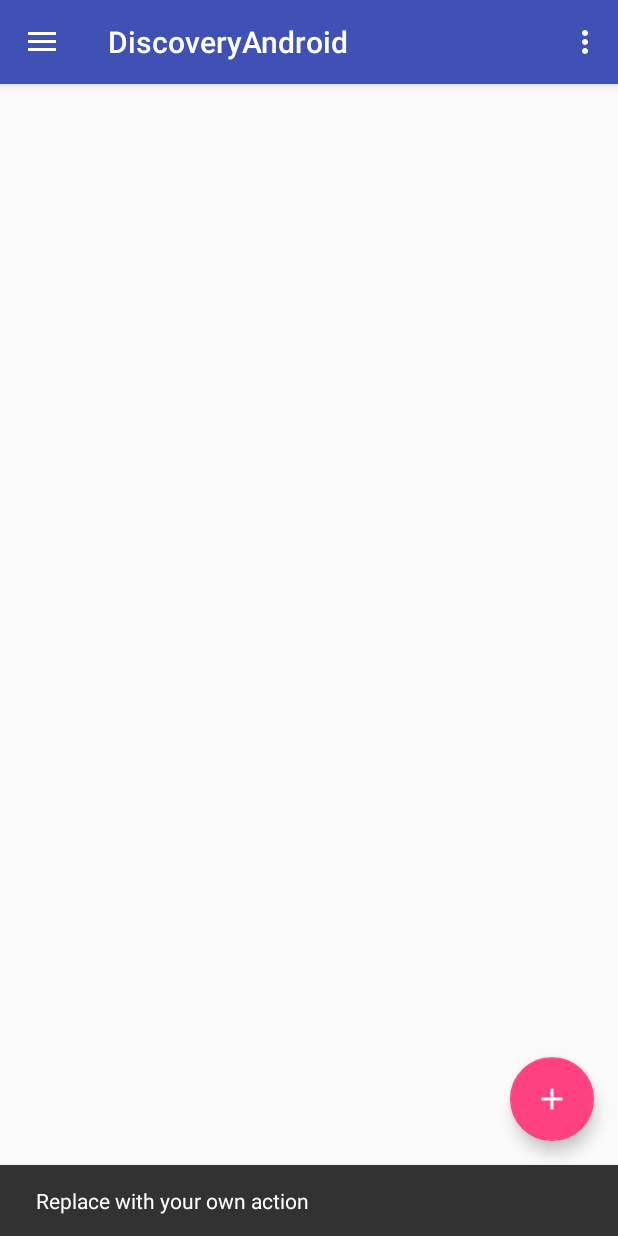
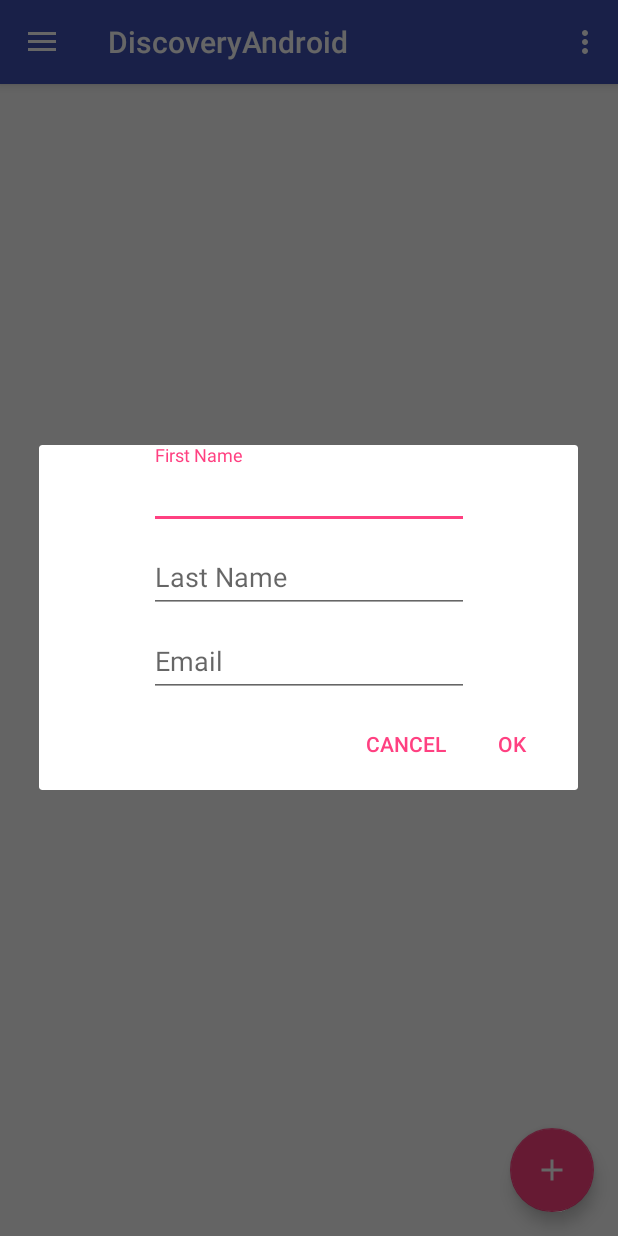
Before and after one commit to gubarbohdan/DiscoveryAndroid, an Android app: the screen it shows after launch (MainActivity), after a tap on an icon or button, on a phone screen of 412 x 824 dp. Run offline under Robolectric (Android 15) with nearby library versions, the phone set to English and light mode, and no system bars; our stand-ins replace Dagger/Hilt's generated code, Room's generated code, RxJava; network calls fail.

Commit message:
Create client

```diff
--- a/app/src/main/java/com/example/gubar/discoveryandroid/client/ClientFragment.kt
+++ b/app/src/main/java/com/example/gubar/discoveryandroid/client/ClientFragment.kt
@@ -154,10 +154,12 @@ class ClientFragment : Fragment() {
          * @return A new instance of fragment ClientFragment.
          */
         // TODO: Rename and change types and number of parameters
-        fun newInstance(clientId: Long): ClientFragment {
+        fun newInstance(clientId: Long?): ClientFragment {
             val fragment = ClientFragment()
             val args = Bundle()
-            args.putLong(CLIENT_ID, clientId)
+            if (clientId != null) {
+                args.putLong(CLIENT_ID, clientId)
+            }
             fragment.arguments = args
             return fragment
         }
--- a/app/src/main/java/com/example/gubar/discoveryandroid/clientlist/ClientListFragment.kt
+++ b/app/src/main/java/com/example/gubar/discoveryandroid/clientlist/ClientListFragment.kt
@@ -54,13 +54,11 @@ class ClientListFragment : Fragment() {
                               savedInstanceState: Bundle?): View? {
         val view = inflater!!.inflate(R.layout.fragment_client_list, container, false)
 
-        mClientList.clear()
-
         val fab = view.findViewById<FloatingActionButton>(R.id.fab)
 
         fab.setOnClickListener { parentView ->
-            Snackbar.make(parentView, "Replace with your own action", Snackbar.LENGTH_LONG)
-                    .setAction("Action", null).show()
+            val createClientDialog = CreateClientDialog()
+            createClientDialog.show(fragmentManager, "create-client")
         }
 
         val list = view.findViewById<RecyclerView>(R.id.list)
@@ -90,6 +88,8 @@ class ClientListFragment : Fragment() {
 
     private fun getClients() {
         clientsListViewModel?.loadClients()?.observe(this, Observer { clients ->
+            mClientList.clear()
+
             clients?.forEach{
                 mClientList.add(it)
             }
--- /dev/null
+++ b/app/src/main/java/com/example/gubar/discoveryandroid/clientlist/CreateClientDialog.kt
@@ -0,0 +1,62 @@
+package com.example.gubar.discoveryandroid.clientlist
+
+import android.app.AlertDialog
+import android.app.Dialog
+import android.os.Bundle
+import android.support.v4.app.DialogFragment
+import android.widget.EditText
+import com.example.gubar.discoveryandroid.R
+import com.example.gubar.discoveryandroid.application.DiscoveryApplication
+import com.example.gubar.discoveryandroid.data.Client
+import com.example.gubar.discoveryandroid.repository.ClientRepository
+import com.example.gubar.discoveryandroid.retrofit.DiscoveryApi
+import io.reactivex.android.schedulers.AndroidSchedulers
+import io.reactivex.schedulers.Schedulers
+import javax.inject.Inject
+
+
+/**
+ * Created by bohdanhu on 26.01.18.
+ */
+class CreateClientDialog : DialogFragment() {
+    init {
+        injectDagger()
+    }
+
+    @Inject
+    lateinit var discoveryApi: DiscoveryApi
+
+    @Inject
+    lateinit var clientRepository: ClientRepository
+
+    private fun injectDagger() = DiscoveryApplication.appComponent.inject(this)
+
+
+    override fun onCreateDialog(savedInstanceState: Bundle?): Dialog {
+        val builder = AlertDialog.Builder(activity)
+        // Get the layout inflater
+        val inflater = activity.layoutInflater
+
+        val layout = inflater.inflate(R.layout.dialog_create_client, null)
+
+        val firstName = layout.findViewById<EditText>(R.id.firstName)
+        val lastName = layout.findViewById<EditText>(R.id.lastName)
+        val email = layout.findViewById<EditText>(R.id.email)
+
+
+        // Inflate and set the layout for the dialog
+        // Pass null as the parent view because its going in the dialog layout
+        builder.setView(layout)
+                // Add action buttons
+                .setPositiveButton(R.string.dialog_create_ok_button, { dialog, id ->
+                    val client = Client(firstName = firstName.text.toString(), lastName = lastName.text.toString(), email = email.text.toString())
+                    discoveryApi.createClient(client).subscribeOn(Schedulers.io())
+                            .observeOn(AndroidSchedulers.mainThread())
+                            .subscribe({client ->
+                                clientRepository.getAllClients()
+                            }, {t: Throwable? -> t!!.printStackTrace()})
+                })
+                .setNegativeButton(R.string.dialog_create_cancel_button, { dialog, id -> this@CreateClientDialog.getDialog().cancel() })
+        return builder.create()
+    }
+}
--- a/app/src/main/java/com/example/gubar/discoveryandroid/data/Client.kt
+++ b/app/src/main/java/com/example/gubar/discoveryandroid/data/Client.kt
@@ -3,4 +3,4 @@ package com.example.gubar.discoveryandroid.data
 /**
  * Created by gubar on 21.01.2018.
  */
-data class Client (val id: Long, val firstName: String, val lastName: String, val email: String, val trips: List<Trip>)
+data class Client (var id: Long? = null, val firstName: String, val lastName: String, val email: String, var trips: List<Trip>? = null)
--- a/app/src/main/java/com/example/gubar/discoveryandroid/di/AppComponent.kt
+++ b/app/src/main/java/com/example/gubar/discoveryandroid/di/AppComponent.kt
@@ -2,6 +2,7 @@ package com.example.gubar.discoveryandroid.di
 
 import com.example.gubar.discoveryandroid.client.ClientViewModel
 import com.example.gubar.discoveryandroid.clientlist.ClientsListViewModel
+import com.example.gubar.discoveryandroid.clientlist.CreateClientDialog
 import dagger.Component
 import javax.inject.Singleton
 
@@ -10,5 +11,6 @@ import javax.inject.Singleton
 interface AppComponent {
     fun inject(clientsListViewModel: ClientsListViewModel)
     fun inject(clientViewModel: ClientViewModel)
+    fun inject(createClientDialog: CreateClientDialog)
 
 }
--- a/app/src/main/java/com/example/gubar/discoveryandroid/repository/ClientRepository.kt
+++ b/app/src/main/java/com/example/gubar/discoveryandroid/repository/ClientRepository.kt
@@ -15,21 +15,23 @@ class ClientRepository @Inject constructor(
         private val discoveryDb: DiscoveryDb,
         private val discoveryApi: DiscoveryApi
 ) {
+    private val clientsListLiveData = MutableLiveData<List<Client>>()
+
     fun getAllClients(): LiveData<List<Client>> {
         val clientObservable = discoveryApi.getClients()
-        val clientsLiveData = MutableLiveData<List<Client>>()
         clientObservable
                 .subscribeOn(Schedulers.io())
                 .observeOn(AndroidSchedulers.mainThread())
                 .subscribe({ clientsList ->
-                    clientsLiveData.value = clientsList
+                    clientsListLiveData.value = clientsList
                 }, { t: Throwable? -> t!!.printStackTrace() })
-        return clientsLiveData
+        return clientsListLiveData
     }
+
+    private val clientLiveData = MutableLiveData<Client>()
 
     fun getClientById(id: Long): LiveData<Client> {
         val clientObservable = discoveryApi.getClientById(id)
-        val clientLiveData = MutableLiveData<Client>()
         clientObservable
                 .subscribeOn(Schedulers.io())
                 .observeOn(AndroidSchedulers.mainThread())
--- a/app/src/main/java/com/example/gubar/discoveryandroid/retrofit/DiscoveryApi.kt
+++ b/app/src/main/java/com/example/gubar/discoveryandroid/retrofit/DiscoveryApi.kt
@@ -5,7 +5,9 @@ import io.reactivex.Observable
 import retrofit2.Retrofit
 import retrofit2.adapter.rxjava2.RxJava2CallAdapterFactory
 import retrofit2.converter.gson.GsonConverterFactory
+import retrofit2.http.Body
 import retrofit2.http.GET
+import retrofit2.http.POST
 import retrofit2.http.Path
 
 /**
@@ -18,10 +20,13 @@ interface DiscoveryApi {
     @GET("/clients/{id}")
     fun getClientById(@Path("id") id: Long) : Observable<Client>
 
+    @POST("/clients")
+    fun createClient(@Body client: Client) : Observable<Client>
+
 
 
     /**
-     * Companion object to create the GithubApiService
+     * Companion object to create the DiscoveryApi
      */
     companion object RetrofitFactory {
 
--- /dev/null
+++ b/app/src/main/res/layout/dialog_create_client.xml
@@ -0,0 +1,69 @@
+<?xml version="1.0" encoding="utf-8"?>
+<android.support.constraint.ConstraintLayout
+    xmlns:android="http://schemas.android.com/apk/res/android"
+    xmlns:app="http://schemas.android.com/apk/res-auto"
+    xmlns:tools="http://schemas.android.com/tools"
+    android:layout_width="match_parent"
+    android:layout_height="match_parent">
+
+    <android.support.design.widget.TextInputLayout
+        android:id="@+id/textInputFirstName"
+        android:layout_width="wrap_content"
+        android:layout_height="wrap_content"
+        app:layout_constraintEnd_toEndOf="parent"
+        app:layout_constraintStart_toStartOf="parent"
+        app:layout_constraintTop_toTopOf="parent">
+    <EditText
+        android:id="@+id/firstName"
+        android:layout_width="wrap_content"
+        android:layout_height="wrap_content"
+        android:layout_marginEnd="8dp"
+        android:layout_marginStart="8dp"
+        android:layout_marginTop="8dp"
+        android:ems="10"
+        android:inputType="textPersonName"
+        android:hint="@string/dialog_create_first_name"
+         />
+    </android.support.design.widget.TextInputLayout>
+
+    <android.support.design.widget.TextInputLayout
+        android:id="@+id/textInputLastName"
+        android:layout_width="wrap_content"
+        android:layout_height="wrap_content"
+        app:layout_constraintEnd_toEndOf="parent"
+        app:layout_constraintStart_toStartOf="parent"
+        app:layout_constraintTop_toBottomOf="@+id/textInputFirstName" >
+    <EditText
+        android:id="@+id/lastName"
+        android:layout_width="wrap_content"
+        android:layout_height="wrap_content"
+        android:layout_marginEnd="8dp"
+        android:layout_marginStart="8dp"
+        android:layout_marginTop="8dp"
+        android:ems="10"
+        android:inputType="textPersonName"
+        android:hint="@string/dialog_create_last_name"
+        />
+    </android.support.design.widget.TextInputLayout>
+
+    <android.support.design.widget.TextInputLayout
+        android:id="@+id/textInputEmail"
+        android:layout_width="wrap_content"
+        android:layout_height="wrap_content"
+        app:layout_constraintEnd_toEndOf="parent"
+        app:layout_constraintStart_toStartOf="parent"
+        app:layout_constraintTop_toBottomOf="@+id/textInputLastName" >
+    <EditText
+        android:id="@+id/email"
+        android:layout_width="wrap_content"
+        android:layout_height="wrap_content"
+        android:layout_marginEnd="8dp"
+        android:layout_marginStart="8dp"
+        android:layout_marginTop="8dp"
+        android:ems="10"
+        android:inputType="textEmailAddress"
+        android:hint="@string/dialog_create_email"
+        />
+
+    </android.support.design.widget.TextInputLayout>
+</android.support.constraint.ConstraintLayout>
--- a/app/src/main/res/values/strings.xml
+++ b/app/src/main/res/values/strings.xml
@@ -12,4 +12,13 @@
     <!-- TODO: Remove or change this placeholder text -->
     <string name="hello_blank_fragment">Hello blank fragment</string>
 
+    <string name="dialog_create_first_name">First Name</string>
+    <string name="dialog_create_last_name">Last Name</string>
+    <string name="dialog_create_email">Email</string>
+
+    <string name="dialog_create_ok_button">OK</string>
+    <string name="dialog_create_cancel_button">Cancel</string>
+
+
+
 </resources>
```
